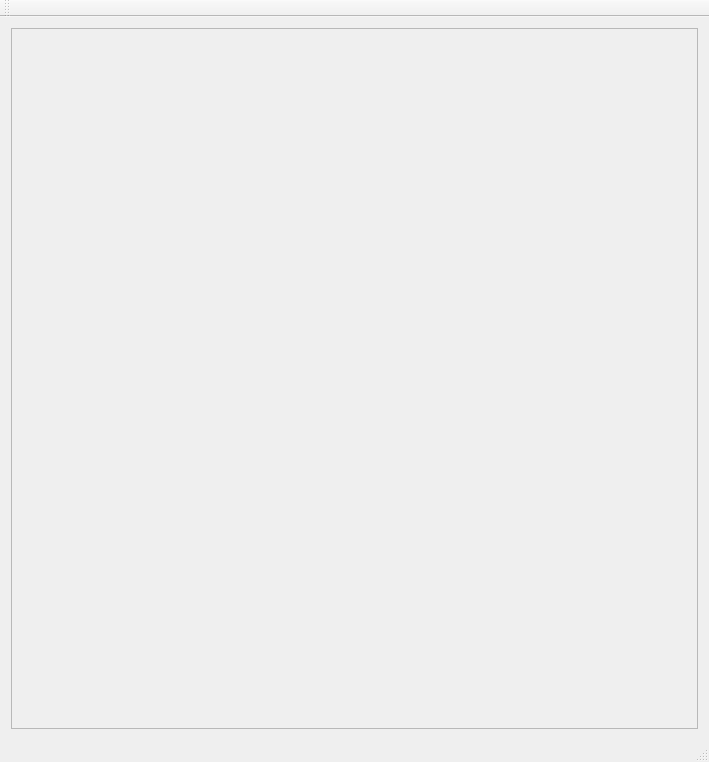
The window that VisualEditor/VisualEditor.ui (CreativeMetalCat/VisualEditor) describes before a commit, drawn with Qt 5.
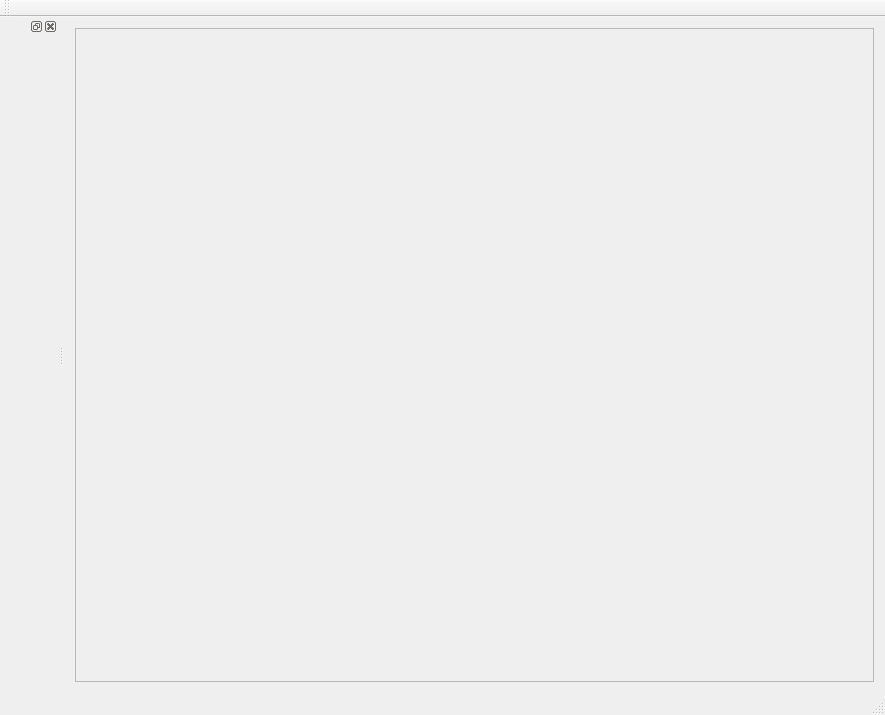
The same window after the commit.

The edit to the form file:
```diff
--- a/VisualEditor/VisualEditor.ui
+++ b/VisualEditor/VisualEditor.ui
@@ -6,8 +6,8 @@
    <rect>
     <x>0</x>
     <y>0</y>
-    <width>709</width>
-    <height>762</height>
+    <width>885</width>
+    <height>715</height>
    </rect>
   </property>
   <property name="windowTitle">
@@ -34,8 +34,8 @@
         <rect>
          <x>0</x>
          <y>0</y>
-         <width>689</width>
-         <height>689</height>
+         <width>781</width>
+         <height>642</height>
         </rect>
        </property>
       </widget>
@@ -66,6 +66,12 @@
     <locale language="English" country="UnitedStates"/>
    </property>
   </widget>
+  <widget class="QDockWidget" name="ToolBox">
+   <attribute name="dockWidgetArea">
+    <number>1</number>
+   </attribute>
+   <widget class="QWidget" name="ToolBoxContents"/>
+  </widget>
  </widget>
  <layoutdefault spacing="6" margin="11"/>
  <resources>
```
Left out of the diff: 2 changed lines with no effect on the pictures.
